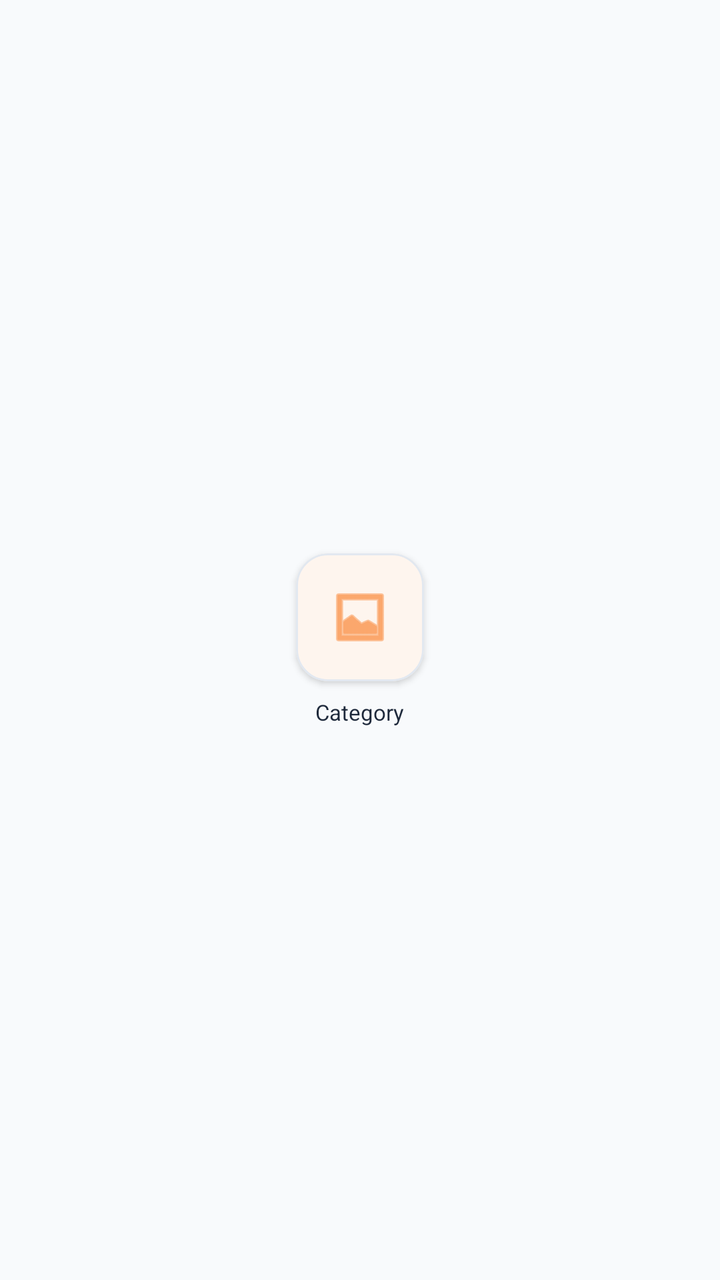
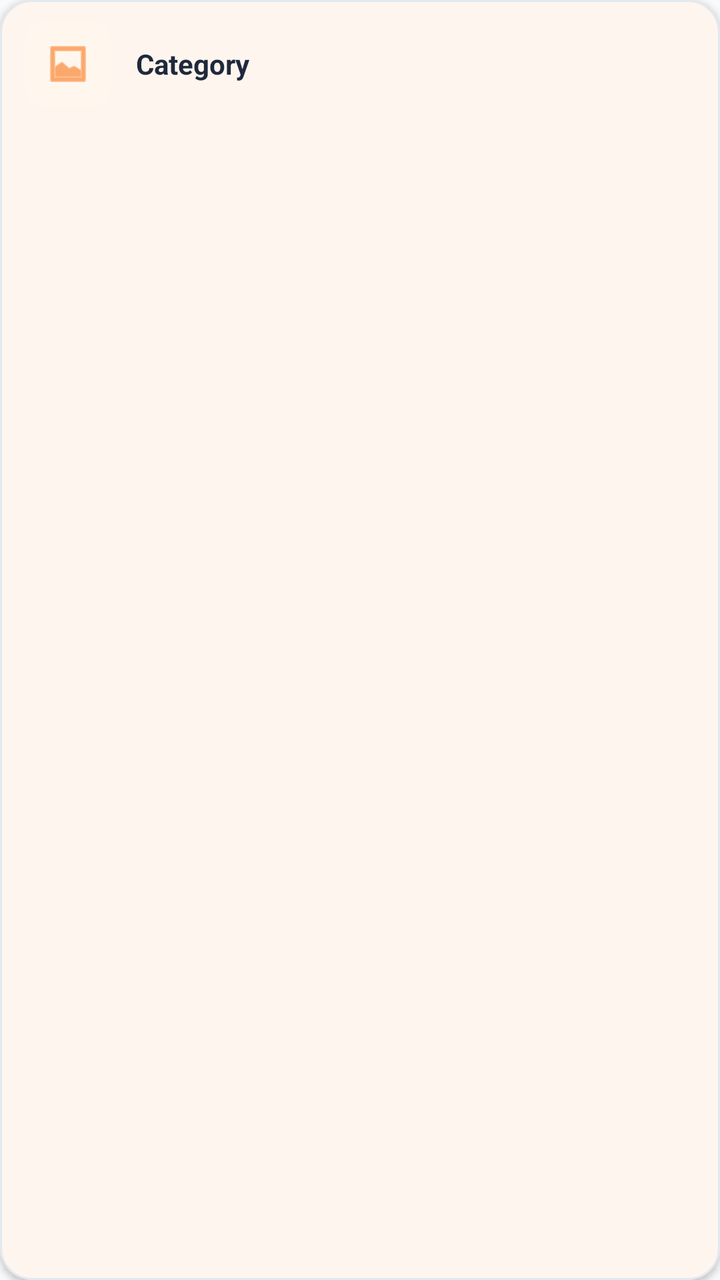

Screens rendered from an Android XML layout before and after an edit, with the pre-edit source and the edit as a unified diff.
<!-- AndroidManifest.xml: application theme Theme.BeckieDealApp -->
<!-- res/layout/category_item.xml -->
<?xml version="1.0" encoding="utf-8"?>
<LinearLayout xmlns:android="http://schemas.android.com/apk/res/android"
    xmlns:app="http://schemas.android.com/apk/res-auto"
    android:layout_width="wrap_content"
    android:layout_height="wrap_content"
    android:gravity="center"
    android:orientation="vertical"
    android:layout_marginEnd="16dp">

    <com.google.android.material.card.MaterialCardView
        android:id="@+id/categoryCard"
        android:layout_width="64dp"
        android:layout_height="64dp"
        app:cardCornerRadius="16dp"
        app:cardElevation="2dp"
        app:strokeWidth="1dp"
        app:strokeColor="@color/border_color"
        app:cardBackgroundColor="@color/surface">

        <FrameLayout
            android:layout_width="match_parent"
            android:layout_height="match_parent">

            <ImageView
                android:id="@+id/categoryIcon"
                android:layout_width="32dp"
                android:layout_height="32dp"
                android:layout_gravity="center"
                android:src="@android:drawable/ic_menu_gallery"
                app:tint="@color/primary" />

        </FrameLayout>

    </com.google.android.material.card.MaterialCardView>

    <TextView
        android:id="@+id/categoryName"
        android:layout_width="wrap_content"
        android:layout_height="wrap_content"
        android:layout_marginTop="8dp"
        android:text="Category"
        android:textColor="@color/text_primary"
        android:textSize="11sp" />

</LinearLayout>
<!-- resources referenced by this layout -->
<resources>
  <color name="border_color">#E2E8F0</color>
  <color name="primary">#F97316</color>
  <color name="surface">#FFFFFF</color>
  <color name="text_primary">#1E293B</color>
  <style name="Theme.BeckieDealApp" parent="Base.Theme.BeckieDealApp" />
  <style name="Base.Theme.BeckieDealApp" parent="Theme.Material3.DayNight.NoActionBar">
          <item name="colorPrimary">@color/primary</item>
          <item name="colorOnPrimary">@color/on_primary</item>
          <item name="colorPrimaryContainer">@color/primary_container</item>
          <item name="colorOnPrimaryContainer">@color/on_primary_container</item>
          <item name="android:windowBackground">@color/background</item>
          <item name="colorSurface">@color/surface</item>
          <item name="colorOnSurface">@color/on_surface</item>
          
          <item name="bottomNavigationStyle">@style/Widget.App.BottomNavigationView</item>
      </style>
  <color name="on_primary">#FFFFFF</color>
  <color name="primary_container">#F97316</color>
  <color name="on_primary_container">#582200</color>
  <color name="background">#F8FAFC</color>
  <color name="on_surface">#251913</color>
  <style name="Widget.App.BottomNavigationView" parent="Widget.Material3.BottomNavigationView">
          <item name="itemIconSize">26dp</item>
          <item name="itemIconTint">@color/bottom_nav_color</item>
          <item name="itemTextColor">@color/bottom_nav_color</item>
          
          <item name="android:background">@null</item>
          <item name="backgroundTint">@null</item>
          <item name="labelVisibilityMode">unlabeled</item>
          <item name="itemActiveIndicatorStyle">@style/Widget.App.BottomNav.ActiveIndicator</item>
      </style>
  <style name="Widget.App.BottomNav.ActiveIndicator" parent="Widget.Material3.BottomNavigationView.ActiveIndicator">
          <item name="android:color">@color/nav_indicator_fill</item>
          <item name="android:width">52dp</item>
          <item name="android:height">40dp</item>
          <item name="shapeAppearance">@style/ShapeAppearance.App.BottomNav.ActiveIndicator</item>
      </style>
  <color name="nav_indicator_fill">#FFF1EB</color>
  <style name="ShapeAppearance.App.BottomNav.ActiveIndicator" parent="">
          <item name="cornerFamily">rounded</item>
          <item name="cornerSize">50%</item>
      </style>
</resources>

<!-- the commit's change to res/layout/category_item.xml (unified diff, before → after) -->
@@ -1,45 +1,55 @@
 <?xml version="1.0" encoding="utf-8"?>
-<LinearLayout xmlns:android="http://schemas.android.com/apk/res/android"
+<com.google.android.material.card.MaterialCardView
+    xmlns:android="http://schemas.android.com/apk/res/android"
     xmlns:app="http://schemas.android.com/apk/res-auto"
-    android:layout_width="wrap_content"
+    android:id="@+id/categoryCard"
+    android:layout_width="match_parent"
     android:layout_height="wrap_content"
-    android:gravity="center"
-    android:orientation="vertical"
-    android:layout_marginEnd="16dp">
+    android:clickable="true"
+    android:focusable="true"
+    app:cardCornerRadius="16dp"
+    app:cardElevation="2dp"
+    app:strokeWidth="1dp"
+    app:strokeColor="@color/border_color"
+    app:cardBackgroundColor="@color/surface"
+    app:rippleColor="@color/badge_bg">
 
-    <com.google.android.material.card.MaterialCardView
-        android:id="@+id/categoryCard"
-        android:layout_width="64dp"
-        android:layout_height="64dp"
-        app:cardCornerRadius="16dp"
-        app:cardElevation="2dp"
-        app:strokeWidth="1dp"
-        app:strokeColor="@color/border_color"
-        app:cardBackgroundColor="@color/surface">
+    <LinearLayout
+        android:layout_width="match_parent"
+        android:layout_height="wrap_content"
+        android:gravity="center_vertical"
+        android:orientation="horizontal"
+        android:paddingHorizontal="12dp"
+        android:paddingVertical="10dp">
 
         <FrameLayout
-            android:layout_width="match_parent"
-            android:layout_height="match_parent">
+            android:layout_width="44dp"
+            android:layout_height="44dp"
+            android:background="@drawable/category_icon_bg">
 
             <ImageView
                 android:id="@+id/categoryIcon"
-                android:layout_width="32dp"
-                android:layout_height="32dp"
+                android:layout_width="24dp"
+                android:layout_height="24dp"
                 android:layout_gravity="center"
                 android:src="@android:drawable/ic_menu_gallery"
                 app:tint="@color/primary" />
 
         </FrameLayout>
 
-    </com.google.android.material.card.MaterialCardView>
+        <TextView
+            android:id="@+id/categoryName"
+            android:layout_width="0dp"
+            android:layout_height="wrap_content"
+            android:layout_weight="1"
+            android:layout_marginStart="12dp"
+            android:ellipsize="end"
+            android:maxLines="1"
+            android:text="Category"
+            android:textColor="@color/text_primary"
+            android:textSize="14sp"
+            android:textStyle="bold" />
 
-    <TextView
-        android:id="@+id/categoryName"
-        android:layout_width="wrap_content"
-        android:layout_height="wrap_content"
-        android:layout_marginTop="8dp"
-        android:text="Category"
-        android:textColor="@color/text_primary"
-        android:textSize="11sp" />
+    </LinearLayout>
 
-</LinearLayout>
+</com.google.android.material.card.MaterialCardView>
<!-- resource entries referenced after the edit -->
@@ -1,9 +1,17 @@
 <!-- resources referenced by this layout -->
 <resources>
+  <color name="badge_bg">#FFF7ED</color>
   <color name="border_color">#E2E8F0</color>
   <color name="primary">#F97316</color>
   <color name="surface">#FFFFFF</color>
   <color name="text_primary">#1E293B</color>
+  <!-- drawable category_icon_bg (drawable) -->
+  <?xml version="1.0" encoding="utf-8"?>
+  <shape xmlns:android="http://schemas.android.com/apk/res/android"
+      android:shape="rectangle">
+      <solid android:color="@color/badge_bg" />
+      <corners android:radius="12dp" />
+  </shape>
   <style name="Theme.BeckieDealApp" parent="Base.Theme.BeckieDealApp" />
   <style name="Base.Theme.BeckieDealApp" parent="Theme.Material3.DayNight.NoActionBar">
           <item name="colorPrimary">@color/primary</item>
